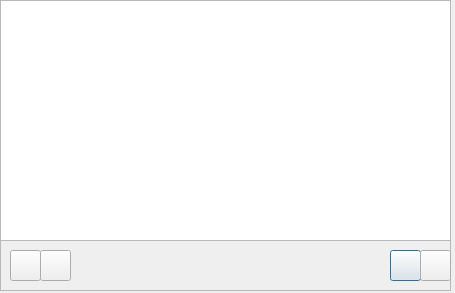
Before: the Qt Designer form gui/design/reference.ui in nemp1yy/AirportIS_GUI, drawn with Qt 5.
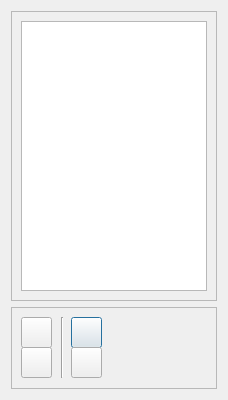
After: the same form once the commit is applied. Icons and pictures are not drawn.

```diff
--- a/gui/design/reference.ui
+++ b/gui/design/reference.ui
@@ -9,37 +9,61 @@
    <rect>
     <x>0</x>
     <y>0</y>
-    <width>455</width>
-    <height>293</height>
+    <width>228</width>
+    <height>400</height>
    </rect>
   </property>
+  <property name="minimumSize">
+   <size>
+    <width>0</width>
+    <height>400</height>
+   </size>
+  </property>
+  <property name="maximumSize">
+   <size>
+    <width>16777215</width>
+    <height>400</height>
+   </size>
+  </property>
   <property name="windowTitle">
    <string>Справочник</string>
   </property>
+  <layout class="QGridLayout" name="gridLayout_2">
+   <item row="0" column="0">
+    <widget class="QFrame" name="button_frame">
+     <property name="maximumSize">
+      <size>
+       <width>16777215</width>
+       <height>290</height>
+      </size>
+     </property>
+     <property name="frameShape">
+      <enum>QFrame::StyledPanel</enum>
+     </property>
+     <property name="frameShadow">
+      <enum>QFrame::Raised</enum>
+     </property>
+     <layout class="QGridLayout" name="gridLayout">
+      <item row="0" column="0">
   <widget class="QTableView" name="tableView">
-   <property name="geometry">
-    <rect>
-     <x>0</x>
-     <y>0</y>
-     <width>451</width>
-     <height>241</height>
-    </rect>
-   </property>
-  </widget>
+        <property name="maximumSize">
+         <size>
+          <width>16777215</width>
+          <height>300</height>
+         </size>
+        </property>
+       </widget>
+      </item>
+     </layout>
+    </widget>
+   </item>
+   <item row="1" column="0">
   <widget class="QFrame" name="frame">
-   <property name="geometry">
-    <rect>
-     <x>0</x>
-     <y>240</y>
-     <width>451</width>
-     <height>51</height>
-    </rect>
-   </property>
-   <property name="sizePolicy">
-    <sizepolicy hsizetype="Expanding" vsizetype="Expanding">
-     <horstretch>0</horstretch>
-     <verstretch>0</verstretch>
-    </sizepolicy>
+     <property name="maximumSize">
+      <size>
+       <width>16777215</width>
+       <height>100</height>
+      </size>
    </property>
    <property name="frameShape">
     <enum>QFrame::StyledPanel</enum>
@@ -50,7 +74,7 @@
    <widget class="QPushButton" name="save_button">
     <property name="geometry">
      <rect>
-      <x>390</x>
+        <x>60</x>
       <y>10</y>
       <width>31</width>
       <height>31</height>
@@ -64,34 +88,11 @@
       <normaloff>../icons/save.png</normaloff>../icons/save.png</iconset>
     </property>
    </widget>
-   <widget class="QPushButton" name="update_button">
-    <property name="geometry">
-     <rect>
-      <x>420</x>
-      <y>10</y>
-      <width>31</width>
-      <height>31</height>
-     </rect>
-    </property>
-    <property name="text">
-     <string/>
-    </property>
-    <property name="icon">
-     <iconset>
-      <normaloff>../icons/refresh.png</normaloff>../icons/refresh.png</iconset>
-    </property>
-    <property name="iconSize">
-     <size>
-      <width>16</width>
-      <height>16</height>
-     </size>
-    </property>
-   </widget>
    <widget class="QPushButton" name="delete_button">
     <property name="geometry">
      <rect>
-      <x>40</x>
-      <y>10</y>
+        <x>10</x>
+        <y>40</y>
       <width>31</width>
       <height>31</height>
      </rect>
@@ -133,7 +134,45 @@
      </size>
     </property>
    </widget>
-  </widget>
+     <widget class="QPushButton" name="update_button">
+      <property name="geometry">
+       <rect>
+        <x>60</x>
+        <y>40</y>
+        <width>31</width>
+        <height>31</height>
+       </rect>
+      </property>
+      <property name="text">
+       <string/>
+      </property>
+      <property name="icon">
+       <iconset>
+        <normaloff>../icons/refresh.png</normaloff>../icons/refresh.png</iconset>
+      </property>
+      <property name="iconSize">
+       <size>
+        <width>16</width>
+        <height>16</height>
+       </size>
+      </property>
+     </widget>
+     <widget class="Line" name="line">
+      <property name="geometry">
+       <rect>
+        <x>50</x>
+        <y>10</y>
+        <width>3</width>
+        <height>61</height>
+       </rect>
+      </property>
+      <property name="orientation">
+       <enum>Qt::Vertical</enum>
+      </property>
+     </widget>
+    </widget>
+   </item>
+  </layout>
  </widget>
  <resources/>
  <connections/>
```
Lines whose indentation alone changed are shown as unchanged.
